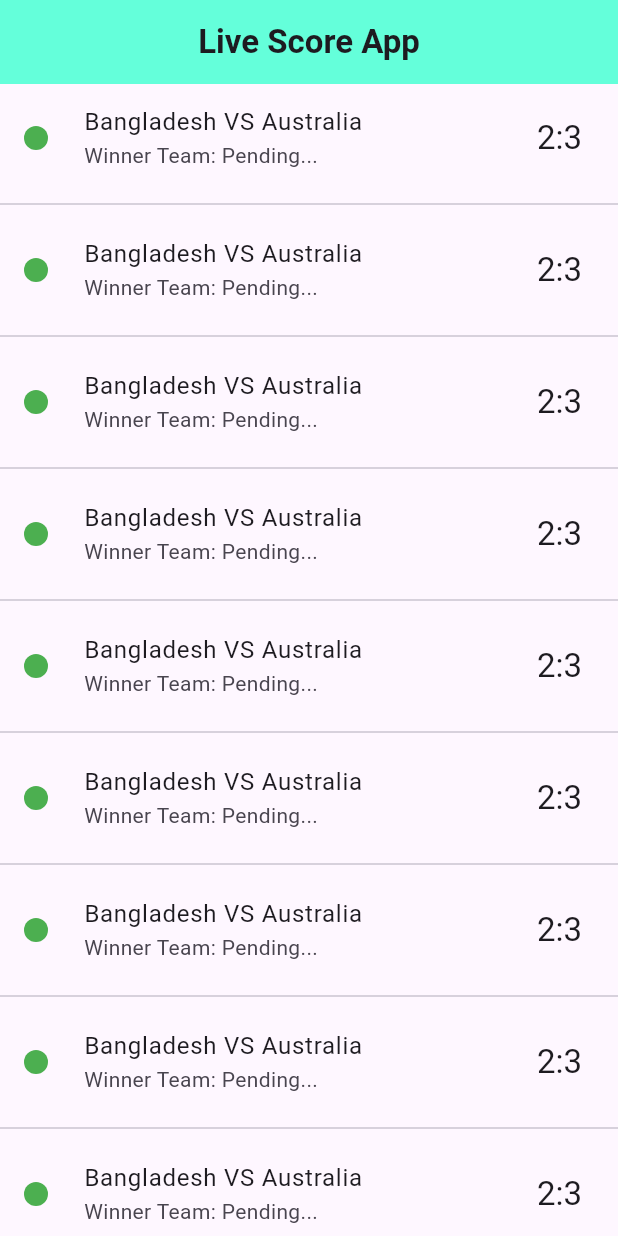
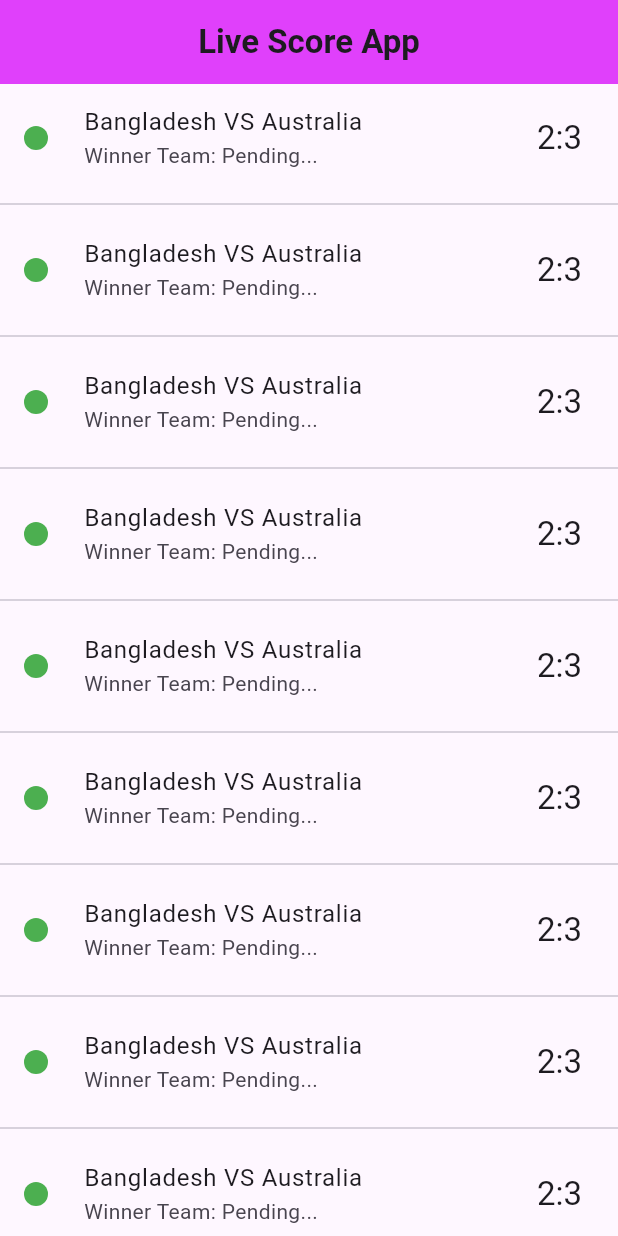
Before and after one commit to Shishir707/Live-Score-App, a Flutter app: the screen it shows after launch, on a phone screen of 412 x 824 dp. Run offline on Flutter 3.47's test engine with Material 3 defaults, Android fonts, the phone set to English and light mode, and no system bars; our stand-ins replace firebase_core; accounts and stored records are empty.

Commit message:
change firebase project

```diff
--- a/lib/live_app.dart
+++ b/lib/live_app.dart
@@ -11,8 +11,6 @@ class LiveApp extends StatefulWidget {
 class _LiveAppState extends State<LiveApp> {
   final List<FootballMatch> _footballMatches = [];
 
-
-
   @override
   Widget build(BuildContext context) {
     return Scaffold(
@@ -22,7 +20,7 @@ class _LiveAppState extends State<LiveApp> {
           style: TextStyle(fontWeight: FontWeight.bold),
         ),
         centerTitle: true,
-        backgroundColor: Colors.tealAccent,
+        backgroundColor: Colors.purpleAccent,
       ),
       body: ListView.separated(
         itemCount: 10,
--- a/lib/main.dart
+++ b/lib/main.dart
@@ -1,5 +1,8 @@
 import 'package:flutter/material.dart';
+import 'firebase_options.dart';
+import 'package:firebase_core/firebase_core.dart';
 import 'app.dart';
+
 
 void main() {
   runApp(const MyApp());
```
Also changed, not shown: firebase.json, lib/firebase_options.dart, 1 other file.
